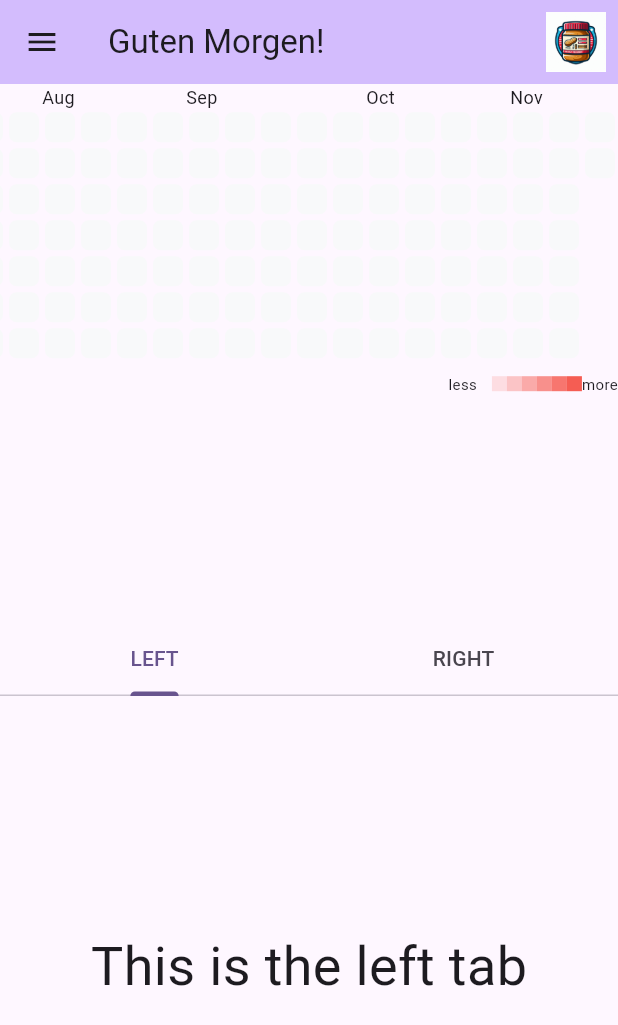
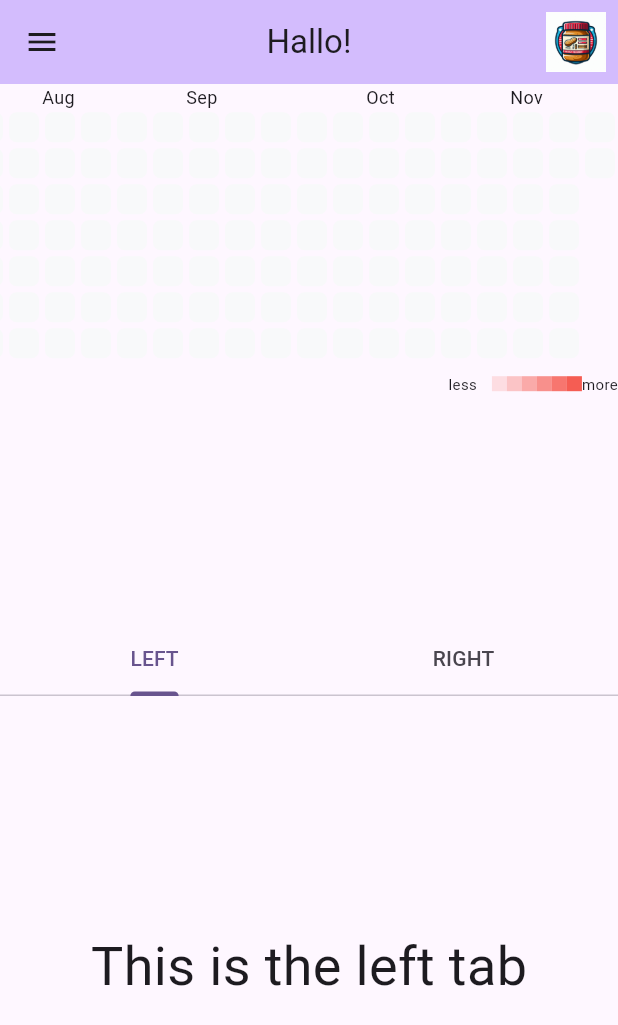
Before and after one commit to Hercules133/Peanut-Progress-Habit-Tracker, a Flutter app: the screen it shows after launch, on a phone screen of 412 x 824 dp. Shown: the top 1025 px of the screen. Run offline on Flutter 3.47's test engine with Material 3 defaults, Android fonts, the light colour scheme and no system bars; drawn by our look-alikes of flutter_heatmap_calendar; our stand-ins replace get_it, shared_preferences.

Commit message:
separate the appbar and heatmap widget

```diff
--- /dev/null
+++ b/lib/features/home_page/view/app_bar_widget.dart
@@ -0,0 +1,34 @@
+import 'package:flutter/material.dart';
+
+class MyAppBar extends StatelessWidget implements PreferredSizeWidget {
+  const MyAppBar({super.key, required this.appBar});
+
+  final AppBar appBar;
+
+  @override
+  Widget build(BuildContext context) {
+    return AppBar(
+      title: Text("Hallo!"),
+      centerTitle: true,
+      backgroundColor: Theme.of(context).colorScheme.inversePrimary,
+        leading: Builder(
+          builder: (context) {
+            return IconButton(
+              icon: const Icon(Icons.menu),
+              onPressed: () {
+                Scaffold.of(context).openDrawer();
+              },
+            );
+          },
+        ),
+        actions: [
+          IconButton(
+              icon: Image.asset('assets/images/logo.png'), onPressed: () {}),
+        ],
+    );
+  }
+
+   @override
+  Size get preferredSize => new Size.fromHeight(appBar.preferredSize.height);
+
+}
--- /dev/null
+++ b/lib/features/home_page/view/heat_map_widget.dart
@@ -0,0 +1,26 @@
+import 'package:flutter/material.dart';
+import 'package:flutter_heatmap_calendar/flutter_heatmap_calendar.dart';
+
+class MyHeatMap extends StatelessWidget{
+  const MyHeatMap({super.key});
+
+
+  @override
+  Widget build(BuildContext context) {
+    return const HeatMap(
+                    scrollable: true,
+                    // startDate: DateTime(DateTime.now().year, DateTime.now().month, 1),
+                    // endDate: DateTime(DateTime.now().year, DateTime.now().month+3),
+                    colorsets: {
+                      1: Colors.red,
+                      3: Colors.orange,
+                      5: Colors.yellow,
+                      7: Colors.green,
+                      9: Colors.blue,
+                      11: Colors.indigo,
+                      13: Colors.purple,
+                    },
+                  );
+  }
+
+}
--- a/lib/features/home_page/view/home_page_screen.dart
+++ b/lib/features/home_page/view/home_page_screen.dart
@@ -1,5 +1,7 @@
 import 'package:flutter/material.dart';
-import 'package:flutter_heatmap_calendar/flutter_heatmap_calendar.dart';
+
+import 'app_bar_widget.dart';
+import 'heat_map_widget.dart';
 
 class MyHomePage extends StatefulWidget {
   const MyHomePage({super.key, required this.title});
@@ -21,25 +23,9 @@ class _MyHomePageState extends State<MyHomePage>
   @override
   Widget build(BuildContext context) {
     return Scaffold(
-      appBar: AppBar(
-        backgroundColor: Theme.of(context).colorScheme.inversePrimary,
-        title: Text(widget.title),
-        leading: Builder(
-          builder: (context) {
-            return IconButton(
-              icon: const Icon(Icons.menu),
-              onPressed: () {
-                Scaffold.of(context).openDrawer();
-              },
-            );
-          },
-        ),
-        actions: [
-          IconButton(
-              icon: Image.asset('assets/images/logo.png'), onPressed: () {}),
-        ],
-      ),
-      drawer: Drawer(child: ListView() // Populate the Drawer in the last step.
+      appBar: MyAppBar(appBar: AppBar(),),
+      drawer: Drawer(
+        child: ListView()
           ),
       body: Align(
         alignment: Alignment.topCenter,
@@ -48,20 +34,7 @@ class _MyHomePageState extends State<MyHomePage>
             return Column(
               children: [
                 const Expanded(
-                  child: HeatMap(
-                    scrollable: true,
-                    // startDate: DateTime(DateTime.now().year, DateTime.now().month, 1),
-                    // endDate: DateTime(DateTime.now().year, DateTime.now().month+3),
-                    colorsets: {
-                      1: Colors.red,
-                      3: Colors.orange,
-                      5: Colors.yellow,
-                      7: Colors.green,
-                      9: Colors.blue,
-                      11: Colors.indigo,
-                      13: Colors.purple,
-                    },
-                  ),
+                  child: MyHeatMap(),
                 ),
                 TabBar(
                   controller: _tabController,
--- a/pubspec.yaml
+++ b/pubspec.yaml
@@ -28,7 +28,6 @@ environment:
 # the latest version available on pub.dev. To see which dependencies have newer
 # versions available, run `flutter pub outdated`.
 dependencies:
-  flutter_heatmap_calendar: ^1.0.5
   flutter:
     sdk: flutter
 
```
Also changed, not shown: 1 other file.
